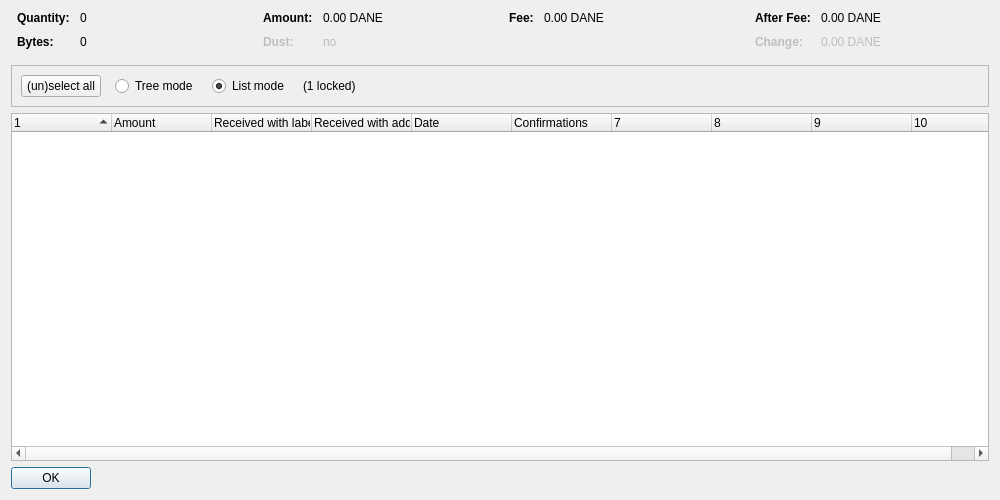
danecoin/Danecoin, file src/qt/forms/coincontroldialog.ui: the form before one commit.
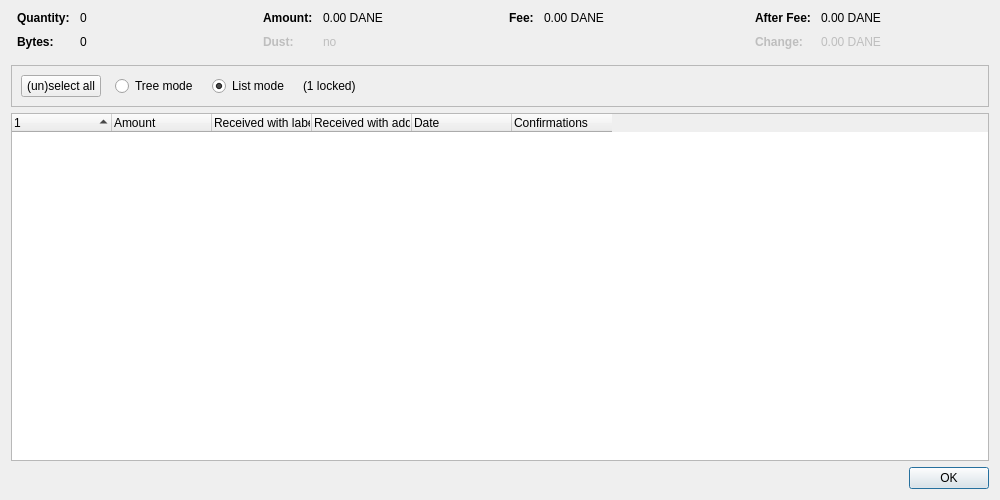
The form after the commit. Custom widgets are drawn as their Qt base class.

```diff
--- a/src/qt/forms/coincontroldialog.ui
+++ b/src/qt/forms/coincontroldialog.ui
@@ -402,7 +402,7 @@
       <bool>false</bool>
      </property>
      <property name="columnCount">
-      <number>10</number>
+      <number>6</number>
      </property>
      <attribute name="headerShowSortIndicator" stdset="0">
       <bool>true</bool>
@@ -467,12 +467,6 @@
    </item>
    <item>
     <widget class="QDialogButtonBox" name="buttonBox">
-     <property name="sizePolicy">
-      <sizepolicy hsizetype="Maximum" vsizetype="Fixed">
-       <horstretch>0</horstretch>
-       <verstretch>0</verstretch>
-      </sizepolicy>
-     </property>
      <property name="orientation">
       <enum>Qt::Horizontal</enum>
      </property>
```
